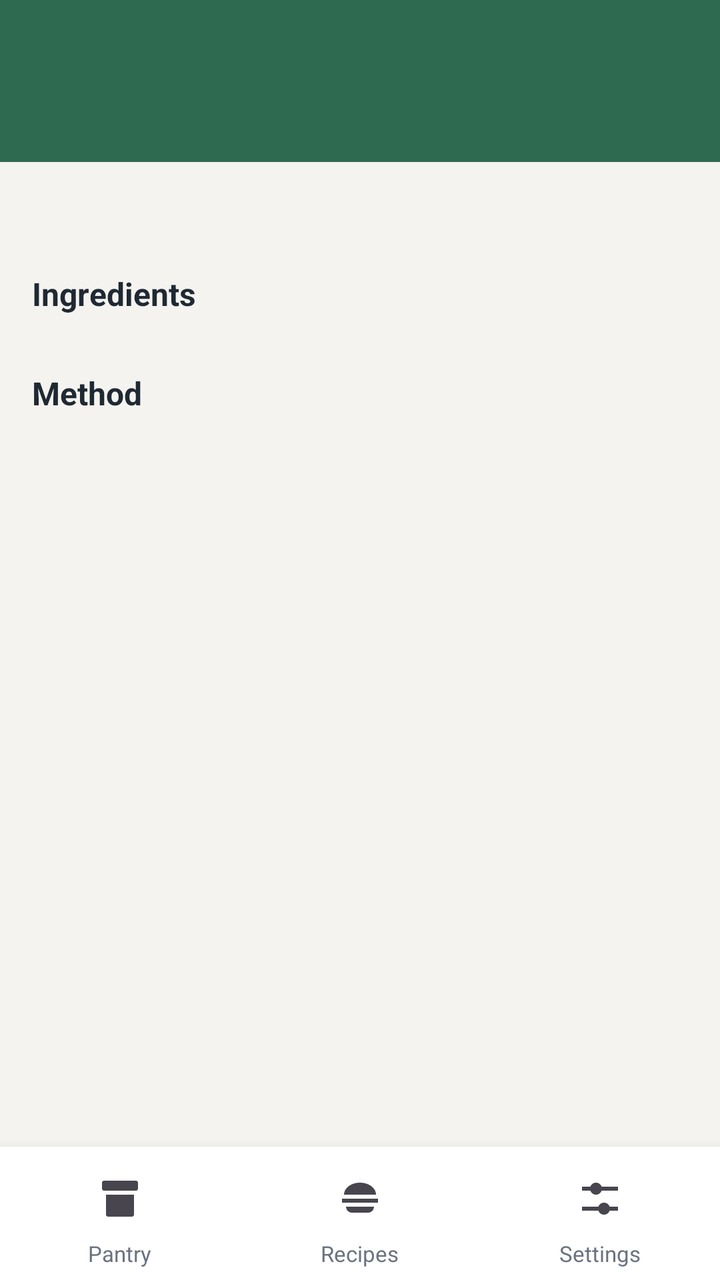
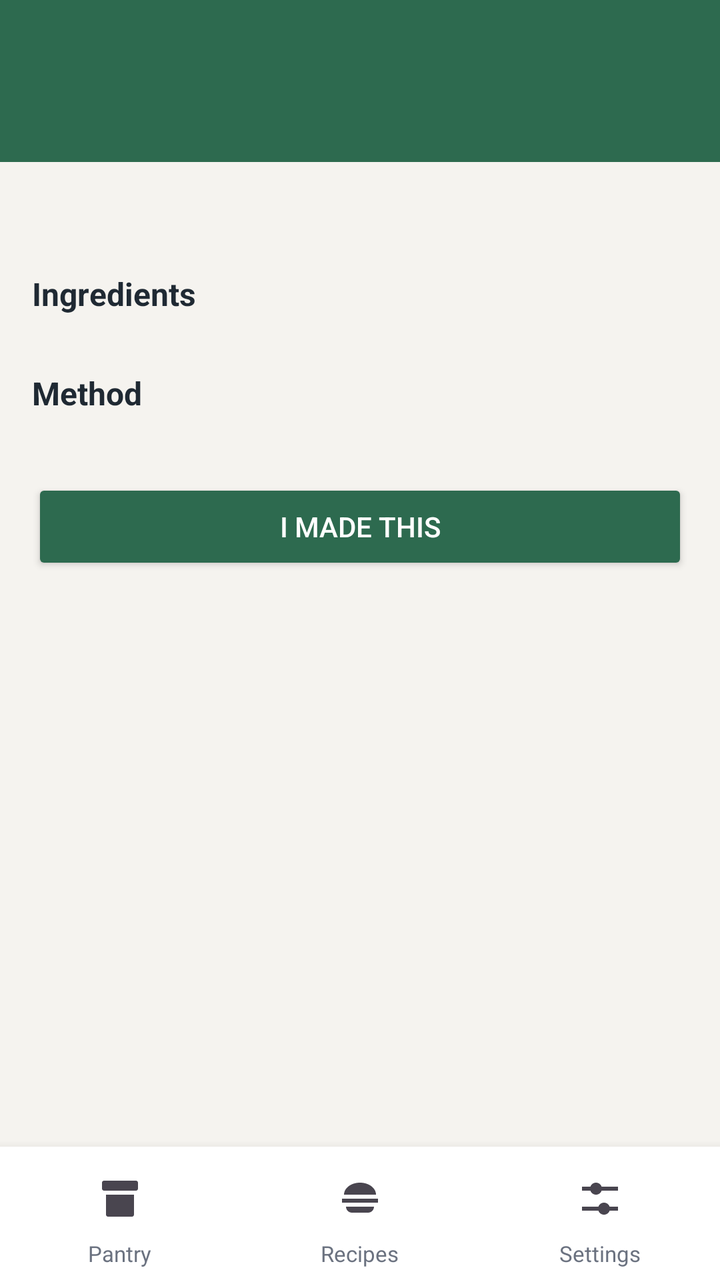

Screens rendered from an Android XML layout before and after an edit, with the pre-edit source and the edit as a unified diff.
<!-- AndroidManifest.xml: application theme Theme.SmartPantryManager -->
<!-- res/layout/activity_recipe_detail.xml -->
<?xml version="1.0" encoding="utf-8"?>
<LinearLayout xmlns:android="http://schemas.android.com/apk/res/android"
    android:id="@+id/main"
    android:layout_width="match_parent"
    android:layout_height="match_parent"
    android:orientation="vertical"
    android:background="@color/background">

    <LinearLayout
        android:layout_width="match_parent"
        android:layout_height="wrap_content"
        android:orientation="vertical"
        android:background="@color/primary"
        android:padding="16dp">

        <TextView
            android:id="@+id/txtDetailName"
            android:layout_width="match_parent"
            android:layout_height="wrap_content"
            android:textSize="22sp"
            android:textStyle="bold"
            android:textColor="@color/white" />

        <TextView
            android:id="@+id/txtDetailPrep"
            android:layout_width="wrap_content"
            android:layout_height="wrap_content"
            android:layout_marginTop="2dp"
            android:textSize="13sp"
            android:textColor="#CFE3D8" />
    </LinearLayout>

    <ScrollView
        android:layout_width="match_parent"
        android:layout_height="0dp"
        android:layout_weight="1">

        <LinearLayout
            android:layout_width="match_parent"
            android:layout_height="wrap_content"
            android:orientation="vertical"
            android:padding="16dp">

            <TextView
                android:id="@+id/txtDetailDescription"
                android:layout_width="match_parent"
                android:layout_height="wrap_content"
                android:textSize="14sp"
                android:textColor="@color/text_secondary" />

            <TextView
                android:layout_width="wrap_content"
                android:layout_height="wrap_content"
                android:layout_marginTop="20dp"
                android:text="@string/header_ingredients"
                android:textSize="16sp"
                android:textStyle="bold"
                android:textColor="@color/text_primary" />

            <LinearLayout
                android:id="@+id/containerIngredients"
                android:layout_width="match_parent"
                android:layout_height="wrap_content"
                android:layout_marginTop="8dp"
                android:orientation="vertical" />

            <TextView
                android:layout_width="wrap_content"
                android:layout_height="wrap_content"
                android:layout_marginTop="20dp"
                android:text="@string/header_method"
                android:textSize="16sp"
                android:textStyle="bold"
                android:textColor="@color/text_primary" />

            <LinearLayout
                android:id="@+id/containerSteps"
                android:layout_width="match_parent"
                android:layout_height="wrap_content"
                android:layout_marginTop="8dp"
                android:layout_marginBottom="16dp"
                android:orientation="vertical" />
        </LinearLayout>
    </ScrollView>

    <include layout="@layout/nav_bar" />
</LinearLayout>
<!-- res/layout/nav_bar.xml (included above) -->
<?xml version="1.0" encoding="utf-8"?>
<LinearLayout xmlns:android="http://schemas.android.com/apk/res/android"
    android:layout_width="match_parent"
    android:layout_height="wrap_content"
    android:orientation="horizontal"
    android:background="@color/nav_background"
    android:elevation="8dp"
    android:paddingTop="6dp"
    android:paddingBottom="6dp">

    <LinearLayout
        android:layout_width="0dp"
        android:layout_height="wrap_content"
        android:layout_weight="1"
        android:orientation="vertical"
        android:gravity="center">

        <ImageButton
            android:id="@+id/btnNavPantry"
            android:layout_width="48dp"
            android:layout_height="40dp"
            android:background="?attr/selectableItemBackgroundBorderless"
            android:contentDescription="@string/nav_pantry"
            android:src="@drawable/ic_pantry"
            android:scaleType="fitCenter"
            android:padding="8dp" />

        <TextView
            android:id="@+id/lblNavPantry"
            android:layout_width="wrap_content"
            android:layout_height="wrap_content"
            android:text="@string/nav_pantry"
            android:textSize="11sp"
            android:textColor="@color/text_secondary" />
    </LinearLayout>

    <LinearLayout
        android:layout_width="0dp"
        android:layout_height="wrap_content"
        android:layout_weight="1"
        android:orientation="vertical"
        android:gravity="center">

        <ImageButton
            android:id="@+id/btnNavRecipes"
            android:layout_width="48dp"
            android:layout_height="40dp"
            android:background="?attr/selectableItemBackgroundBorderless"
            android:contentDescription="@string/nav_recipes"
            android:src="@drawable/ic_recipes"
            android:scaleType="fitCenter"
            android:padding="8dp" />

        <TextView
            android:id="@+id/lblNavRecipes"
            android:layout_width="wrap_content"
            android:layout_height="wrap_content"
            android:text="@string/nav_recipes"
            android:textSize="11sp"
            android:textColor="@color/text_secondary" />
    </LinearLayout>

    <LinearLayout
        android:layout_width="0dp"
        android:layout_height="wrap_content"
        android:layout_weight="1"
        android:orientation="vertical"
        android:gravity="center">

        <ImageButton
            android:id="@+id/btnNavSettings"
            android:layout_width="48dp"
            android:layout_height="40dp"
            android:background="?attr/selectableItemBackgroundBorderless"
            android:contentDescription="@string/nav_settings"
            android:src="@drawable/ic_settings"
            android:scaleType="fitCenter"
            android:padding="8dp" />

        <TextView
            android:id="@+id/lblNavSettings"
            android:layout_width="wrap_content"
            android:layout_height="wrap_content"
            android:text="@string/nav_settings"
            android:textSize="11sp"
            android:textColor="@color/text_secondary" />
    </LinearLayout>
</LinearLayout>
<!-- resources referenced by this layout -->
<resources>
  <color name="background">#F5F3EF</color>
  <color name="nav_background">#FFFFFF</color>
  <color name="primary">#2D6A4F</color>
  <color name="text_primary">#1F2933</color>
  <color name="text_secondary">#6B7280</color>
  <color name="white">#FFFFFFFF</color>
  <!-- drawable ic_pantry (drawable) -->
  <vector xmlns:android="http://schemas.android.com/apk/res/android"
      android:width="24dp"
      android:height="24dp"
      android:viewportWidth="24"
      android:viewportHeight="24"
      android:tint="?attr/colorControlNormal">
      <path
          android:fillColor="@android:color/white"
          android:pathData="M4,3h16c0.55,0 1,0.45 1,1v3c0,0.55 -0.45,1 -1,1H4C3.45,8 3,7.55 3,7V4C3,3.45 3.45,3 4,3zM5,10h14v10c0,0.55 -0.45,1 -1,1H6c-0.55,0 -1,-0.45 -1,-1V10zM9,13h6v2H9V13z"/>
  </vector>
  <!-- drawable ic_recipes (drawable) -->
  <vector xmlns:android="http://schemas.android.com/apk/res/android"
      android:width="24dp"
      android:height="24dp"
      android:viewportWidth="24"
      android:viewportHeight="24"
      android:tint="?attr/colorControlNormal">
      <path
          android:fillColor="@android:color/white"
          android:pathData="M12,4c4.42,0 8,2.69 8,6H4C4,6.69 7.58,4 12,4zM3,12h18v2H3V12zM5,16h14c0,1.66 -1.34,3 -3,3H8C6.34,19 5,17.66 5,16z"/>
  </vector>
  <!-- drawable ic_settings (drawable) -->
  <vector xmlns:android="http://schemas.android.com/apk/res/android"
      android:width="24dp"
      android:height="24dp"
      android:viewportWidth="24"
      android:viewportHeight="24"
      android:tint="?attr/colorControlNormal">
      <path
          android:fillColor="@android:color/white"
          android:pathData="M3,6h4.2c0.4,-1.2 1.5,-2 2.8,-2s2.4,0.8 2.8,2H21v2h-8.2c-0.4,1.2 -1.5,2 -2.8,2s-2.4,-0.8 -2.8,-2H3V6zM3,16h8.2c0.4,-1.2 1.5,-2 2.8,-2s2.4,0.8 2.8,2H21v2h-4.2c-0.4,1.2 -1.5,2 -2.8,2s-2.4,-0.8 -2.8,-2H3V16z"/>
  </vector>
  <string name="header_ingredients">Ingredients</string>
  <string name="header_method">Method</string>
  <string name="nav_pantry">Pantry</string>
  <string name="nav_recipes">Recipes</string>
  <string name="nav_settings">Settings</string>
  <style name="Theme.SmartPantryManager" parent="Base.Theme.SmartPantryManager" />
  <style name="Base.Theme.SmartPantryManager" parent="Theme.Material3.Light.NoActionBar">
          <item name="colorPrimary">@color/primary</item>
          <item name="colorPrimaryDark">@color/primary_dark</item>
          <item name="colorAccent">@color/accent</item>
          <item name="android:statusBarColor">@color/primary_dark</item>
          <item name="android:navigationBarColor">@color/nav_background</item>
      </style>
  <color name="primary_dark">#1B4332</color>
  <color name="accent">#B7793B</color>
</resources>

<!-- the commit's change to res/layout/activity_recipe_detail.xml (unified diff, before → after) -->
@@ -78,8 +78,17 @@
                 android:layout_width="match_parent"
                 android:layout_height="wrap_content"
                 android:layout_marginTop="8dp"
+                android:orientation="vertical" />
+
+            <Button
+                android:id="@+id/btnCookRecipe"
+                android:layout_width="match_parent"
+                android:layout_height="wrap_content"
+                android:layout_marginTop="24dp"
                 android:layout_marginBottom="16dp"
-                android:orientation="vertical" />
+                android:text="@string/cook_recipe"
+                android:textColor="@color/white"
+                android:backgroundTint="@color/primary" />
         </LinearLayout>
     </ScrollView>
 
<!-- resource entries referenced after the edit -->
@@ -39,6 +39,7 @@
           android:fillColor="@android:color/white"
           android:pathData="M3,6h4.2c0.4,-1.2 1.5,-2 2.8,-2s2.4,0.8 2.8,2H21v2h-8.2c-0.4,1.2 -1.5,2 -2.8,2s-2.4,-0.8 -2.8,-2H3V6zM3,16h8.2c0.4,-1.2 1.5,-2 2.8,-2s2.4,0.8 2.8,2H21v2h-4.2c-0.4,1.2 -1.5,2 -2.8,2s-2.4,-0.8 -2.8,-2H3V16z"/>
   </vector>
+  <string name="cook_recipe">I made this</string>
   <string name="header_ingredients">Ingredients</string>
   <string name="header_method">Method</string>
   <string name="nav_pantry">Pantry</string>
